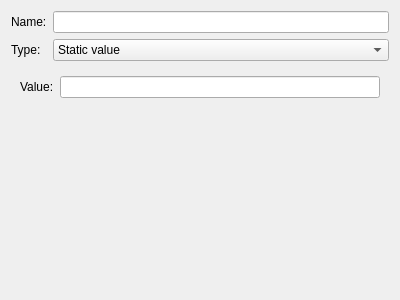
Above: plugins/Commands/Dialog/createboundvalue.ui from KDE/simon before the change. Below: the same form after it.
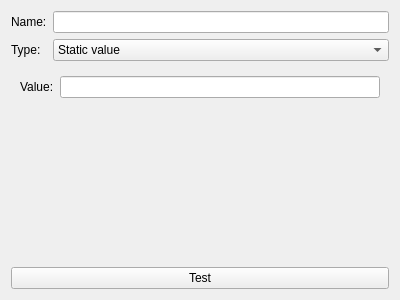
That is the form after the change. Custom widgets are drawn as their Qt base class.

Commit message: Adding preview button to bound value dialog

The edit to the form file:
```diff
--- a/plugins/Commands/Dialog/createboundvalue.ui
+++ b/plugins/Commands/Dialog/createboundvalue.ui
@@ -147,6 +147,13 @@
      </widget>
     </widget>
    </item>
+   <item>
+    <widget class="KPushButton" name="pbTest">
+     <property name="text">
+      <string>Test</string>
+     </property>
+    </widget>
+   </item>
   </layout>
  </widget>
  <customwidgets>
```
Left out of the diff: 12 changed lines with no effect on the pictures. The commit also changes 2 other files.
